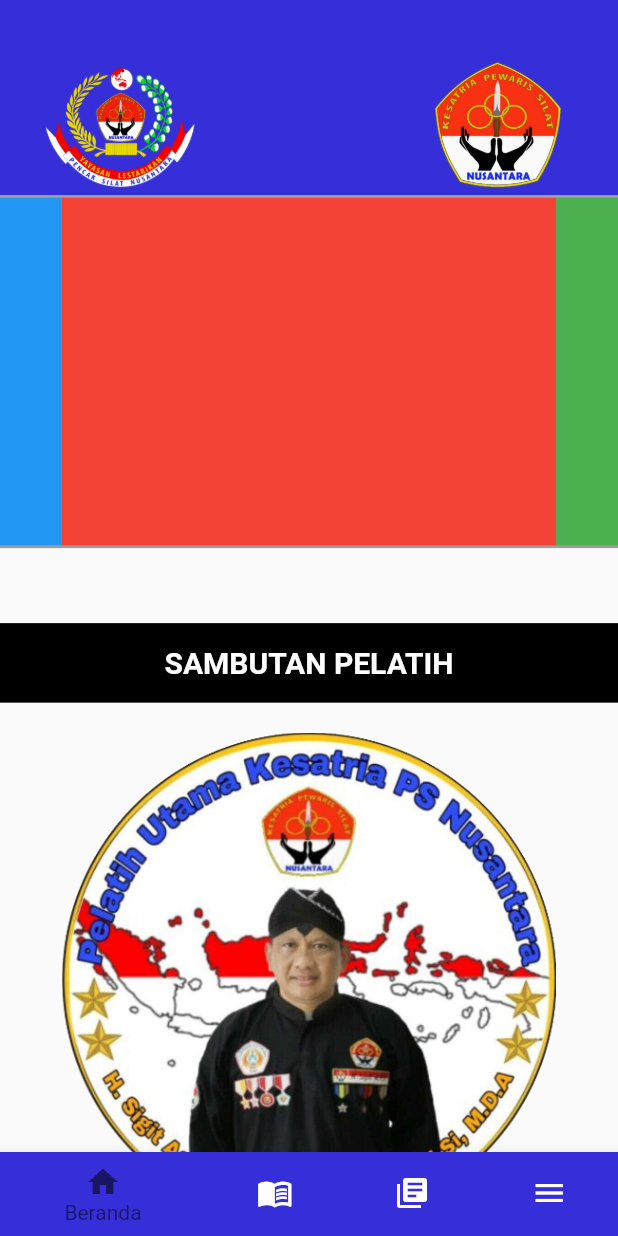
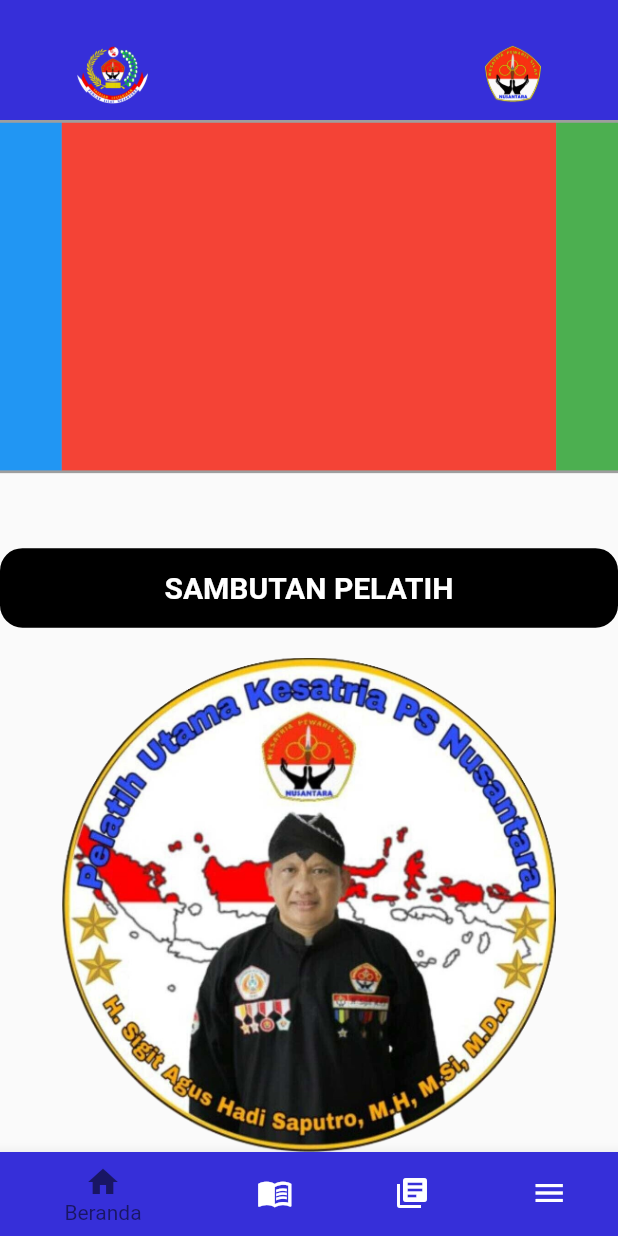
Before and after one commit to reonm4tcha/kps_nusantara_app, a Flutter app: the screen it shows after launch, on a phone screen of 412 x 824 dp. Run offline on Flutter 3.47's test engine with Material 2 defaults, Android fonts, the phone set to English and light mode, and no system bars; drawn by our look-alikes of carousel_slider; our stand-ins replace video_player; missing offline and left inert: syncfusion_flutter_pdfviewer.

Commit message:
edit beranda1

```diff
--- a/lib/screen/Beranda.dart
+++ b/lib/screen/Beranda.dart
@@ -17,23 +17,23 @@
   Widget build(BuildContext context) {
     return Scaffold(
       appBar: PreferredSize(
-        preferredSize: Size.fromHeight(130),
+        preferredSize: Size.fromHeight(80),
         child: AppBar(
           backgroundColor: Color(0xff362FD9),
           flexibleSpace: Padding(
-            padding: EdgeInsets.only(top: 40, left: 30, right: 30),
+            padding: EdgeInsets.only(top: 30, left: 40, right: 40, bottom: 10),
             child: Row(
               mainAxisAlignment: MainAxisAlignment.spaceBetween,
               children: [
                 Image.asset(
                   'assets/image/Yayasan.png',
-                  height: 100,
-                  width: 100,
+                  height: 70,
+                  width: 70,
                 ),
                 Image.asset(
                   'assets/image/Perguruan.png',
-                  height: 100,
-                  width: 100,
+                  height: 60,
+                  width: 60,
                 ),
               ],
             ),
@@ -55,7 +55,10 @@
           //Sambutan
           Container(
             width: double.infinity,
-            decoration: const BoxDecoration(color: Colors.black),
+            decoration: const BoxDecoration(
+              color: Colors.black,
+              borderRadius: BorderRadius.all(Radius.circular(15))
+            ),
             margin: const EdgeInsets.only(top: 50),
             child: Padding(
               padding: const EdgeInsets.only(top: 15, bottom: 15),
@@ -120,7 +123,10 @@
           Container(
             width: double.infinity,
             margin: const EdgeInsets.only(top: 50),
-            decoration: const BoxDecoration(color: Colors.black),
+            decoration: const BoxDecoration(
+              color: Colors.black,
+              borderRadius: BorderRadius.all(Radius.circular(15))
+            ),
             child: Padding(
               padding: const EdgeInsets.only(top: 15, bottom: 15),
               child: Center(
@@ -183,7 +189,10 @@
           Container(
             width: double.infinity,
             margin: const EdgeInsets.only(top: 50),
-            decoration: const BoxDecoration(color: Colors.black),
+            decoration: const BoxDecoration(
+              color: Colors.black,
+              borderRadius: BorderRadius.all(Radius.circular(15))
+            ),
             child: Padding(
               padding: const EdgeInsets.only(top: 15, bottom: 15),
               child: Center(
@@ -218,8 +227,10 @@
           Container(
             width: double.infinity,
             margin: const EdgeInsets.only(top: 50),
-            decoration: const BoxDecoration(color: Colors.black),
-            child: Padding(
+            decoration: const BoxDecoration(
+              color: Colors.black,
+              borderRadius: BorderRadius.all(Radius.circular(15))
+            ),            child: Padding(
               padding: const EdgeInsets.only(top: 15, bottom: 15),
               child: Center(
                   child: Column(
```
